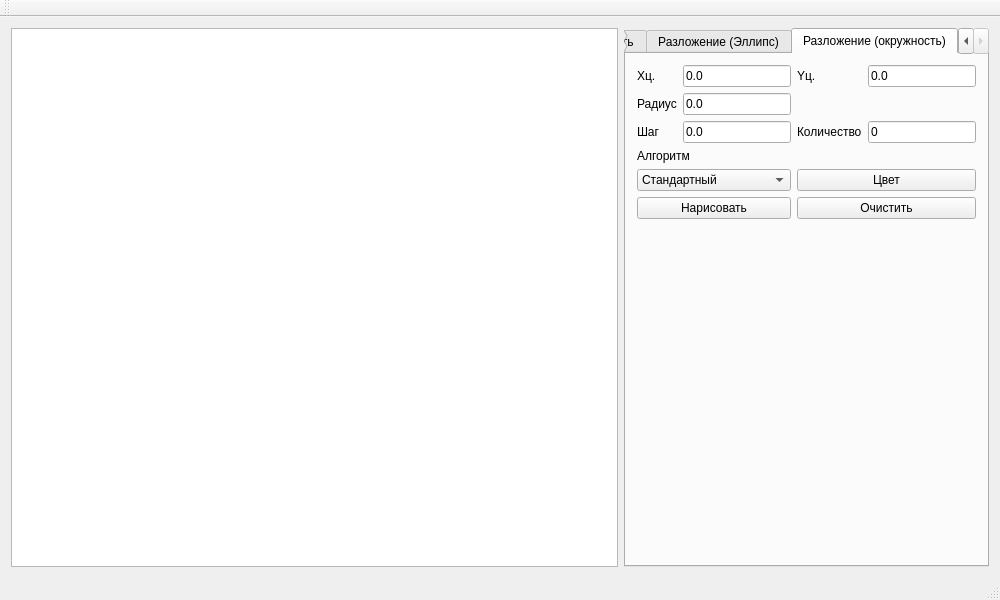
Qt form CG4/CG4/mainwindow.ui (MikeGus/CG) before a commit.
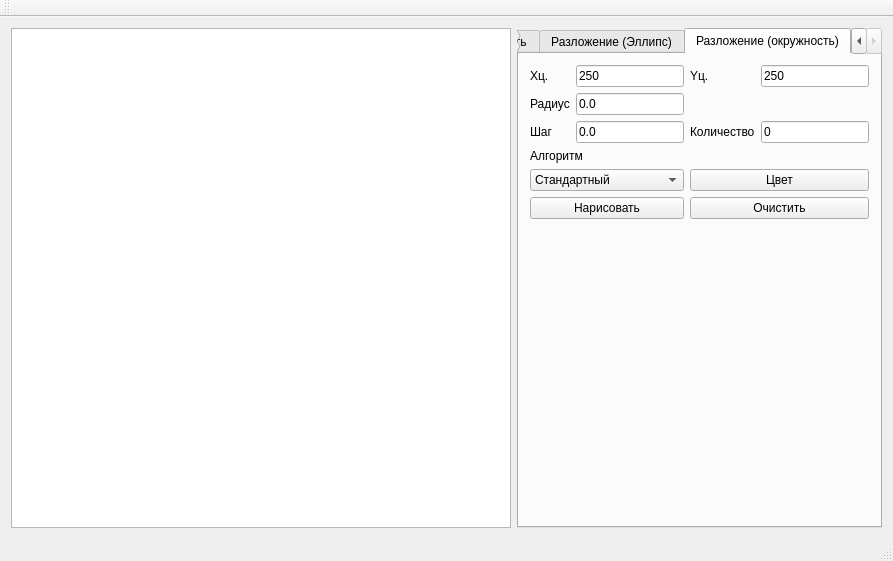
The same form after that commit.

```diff
--- a/CG4/CG4/mainwindow.ui
+++ b/CG4/CG4/mainwindow.ui
@@ -2,14 +2,6 @@
 <ui version="4.0">
  <class>MainWindow</class>
  <widget class="QMainWindow" name="MainWindow">
-  <property name="geometry">
-   <rect>
-    <x>0</x>
-    <y>0</y>
-    <width>1000</width>
-    <height>600</height>
-   </rect>
-  </property>
   <property name="windowTitle">
    <string>Лабораторная 3</string>
   </property>
@@ -19,8 +11,14 @@
      <widget class="QGraphicsView" name="graphicsView">
       <property name="minimumSize">
        <size>
-        <width>300</width>
-        <height>300</height>
+        <width>500</width>
+        <height>500</height>
+       </size>
+      </property>
+      <property name="maximumSize">
+       <size>
+        <width>500</width>
+        <height>500</height>
        </size>
       </property>
      </widget>
@@ -458,7 +456,7 @@
         <item row="0" column="1">
          <widget class="QLineEdit" name="lineEdit_14">
           <property name="text">
-           <string>0.0</string>
+           <string>250</string>
           </property>
          </widget>
         </item>
@@ -486,7 +484,7 @@
         <item row="0" column="3">
          <widget class="QLineEdit" name="lineEdit_15">
           <property name="text">
-           <string>0.0</string>
+           <string>250</string>
           </property>
          </widget>
         </item>
```
Left out of the diff: 16 changed lines with no effect on the pictures.
